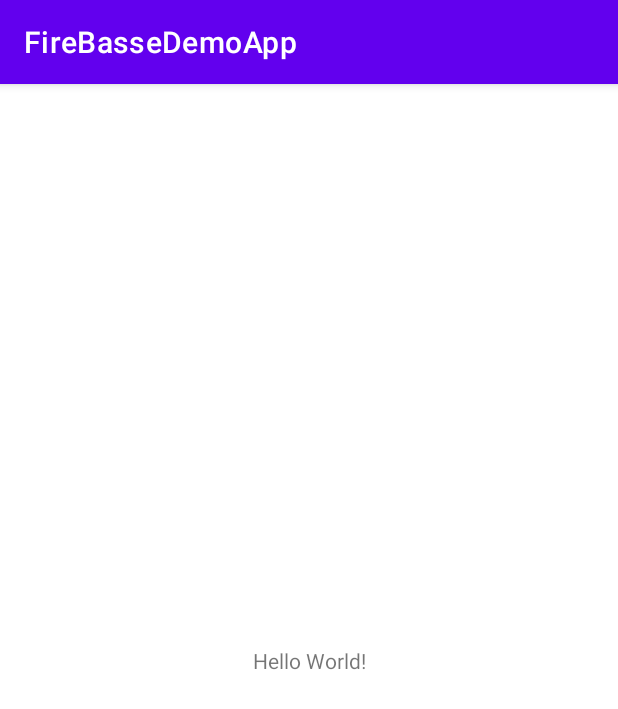
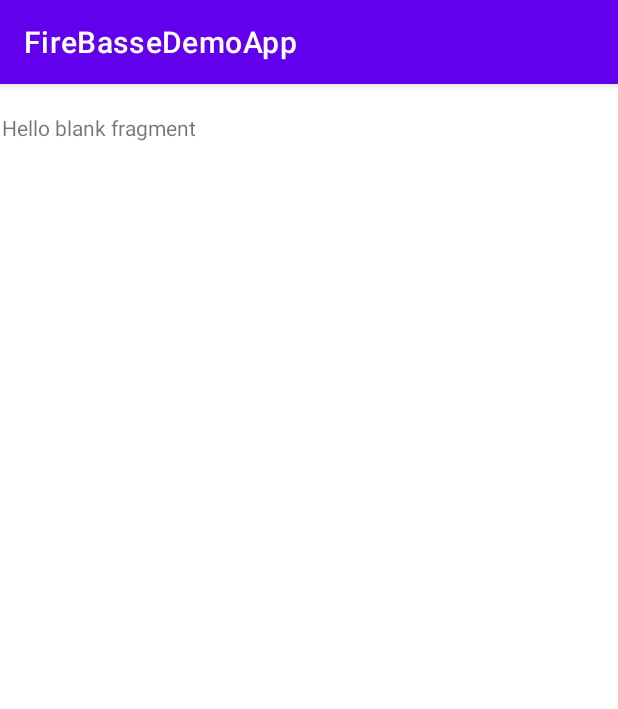
Before and after one commit to MrinankaDharWork/FireBasseDemoApp99, an Android app: the screen it shows after launch (MainActivity), on a phone screen of 412 x 824 dp. Shown: the top 709 px of the screen. Run offline under Robolectric (Android 15) with nearby library versions, the phone set to English and light mode, and no system bars.

Commit message:
Basic layouts assed

```diff
--- a/app/build.gradle
+++ b/app/build.gradle
@@ -37,6 +37,8 @@ dependencies {
     implementation 'androidx.appcompat:appcompat:1.5.1'
     implementation 'com.google.android.material:material:1.6.1'
     implementation 'androidx.constraintlayout:constraintlayout:2.1.4'
+    implementation 'androidx.navigation:navigation-fragment-ktx:2.5.2'
+    implementation 'androidx.navigation:navigation-ui-ktx:2.5.2'
     testImplementation 'junit:junit:4.13.2'
     androidTestImplementation 'androidx.test.ext:junit:1.1.3'
     androidTestImplementation 'androidx.test.espresso:espresso-core:3.4.0'
--- /dev/null
+++ b/app/src/main/java/com/example/firebassedemoapp/ui/WelcomePage.kt
@@ -0,0 +1,13 @@
+package com.example.firebassedemoapp.ui
+
+import android.os.Bundle
+import androidx.fragment.app.Fragment
+import android.view.LayoutInflater
+import android.view.View
+import android.view.ViewGroup
+import com.example.firebassedemoapp.R
+
+
+class WelcomePage : Fragment(R.layout.fragment_welcome_page) {
+
+}
--- a/app/src/main/res/layout/activity_main.xml
+++ b/app/src/main/res/layout/activity_main.xml
@@ -6,13 +6,15 @@
     android:layout_height="match_parent"
     tools:context=".MainActivity">
 
-    <TextView
-        android:layout_width="wrap_content"
-        android:layout_height="wrap_content"
-        android:text="Hello World!"
+    <androidx.fragment.app.FragmentContainerView
+        android:id="@+id/fragmentContainerView"
+        android:name="androidx.navigation.fragment.NavHostFragment"
+        android:layout_width="409dp"
+        android:layout_height="729dp"
+        app:defaultNavHost="true"
         app:layout_constraintBottom_toBottomOf="parent"
         app:layout_constraintEnd_toEndOf="parent"
         app:layout_constraintStart_toStartOf="parent"
-        app:layout_constraintTop_toTopOf="parent" />
-
+        app:layout_constraintTop_toTopOf="parent"
+        app:navGraph="@navigation/my_nav" />
 </androidx.constraintlayout.widget.ConstraintLayout>
--- /dev/null
+++ b/app/src/main/res/layout/fragment_welcome_page.xml
@@ -0,0 +1,14 @@
+<?xml version="1.0" encoding="utf-8"?>
+<FrameLayout xmlns:android="http://schemas.android.com/apk/res/android"
+    xmlns:tools="http://schemas.android.com/tools"
+    android:layout_width="match_parent"
+    android:layout_height="match_parent"
+    tools:context=".MainActivity">
+
+    <!-- TODO: Update blank fragment layout -->
+    <TextView
+        android:layout_width="match_parent"
+        android:layout_height="match_parent"
+        android:text="@string/hello_blank_fragment" />
+
+</FrameLayout>
--- /dev/null
+++ b/app/src/main/res/navigation/my_nav.xml
@@ -0,0 +1,49 @@
+<?xml version="1.0" encoding="utf-8"?>
+<navigation xmlns:android="http://schemas.android.com/apk/res/android"
+    xmlns:app="http://schemas.android.com/apk/res-auto"
+    xmlns:tools="http://schemas.android.com/tools"
+    android:id="@+id/my_nav"
+    app:startDestination="@id/welcomePage">
+
+    <fragment
+        android:id="@+id/welcomePage"
+        android:name="com.example.firebassedemoapp.ui.WelcomePage"
+        android:label="fragment_welcome_page"
+        tools:layout="@layout/fragment_welcome_page" >
+        <action
+            android:id="@+id/action_welcomePage_to_loginPage"
+            app:destination="@id/loginPage" />
+        <action
+            android:id="@+id/action_welcomePage_to_registerPage"
+            app:destination="@id/registerPage" />
+    </fragment>
+    <fragment
+        android:id="@+id/loginPage"
+        android:name="com.example.firebassedemoapp.ui.LoginPage"
+        android:label="fragment_login_page"
+        tools:layout="@layout/fragment_login_page" >
+        <action
+            android:id="@+id/action_loginPage_to_mainPage"
+            app:destination="@id/mainPage" />
+        <action
+            android:id="@+id/action_loginPage_to_welcomePage"
+            app:destination="@id/welcomePage" />
+    </fragment>
+    <fragment
+        android:id="@+id/registerPage"
+        android:name="com.example.firebassedemoapp.ui.RegisterPage"
+        android:label="fragment_register_page"
+        tools:layout="@layout/fragment_register_page" >
+        <action
+            android:id="@+id/action_registerPage_to_mainPage"
+            app:destination="@id/mainPage" />
+        <action
+            android:id="@+id/action_registerPage_to_welcomePage"
+            app:destination="@id/welcomePage" />
+    </fragment>
+    <fragment
+        android:id="@+id/mainPage"
+        android:name="com.example.firebassedemoapp.ui.MainPage"
+        android:label="fragment_main_page"
+        tools:layout="@layout/fragment_main_page" />
+</navigation>
--- a/app/src/main/res/values/strings.xml
+++ b/app/src/main/res/values/strings.xml
@@ -1,3 +1,5 @@
 <resources>
     <string name="app_name">FireBasseDemoApp</string>
+    <!-- TODO: Remove or change this placeholder text -->
+    <string name="hello_blank_fragment">Hello blank fragment</string>
 </resources>
```
Also changed, not shown: app/src/main/java/com/example/firebassedemoapp/ui/LoginPage.kt (added, +60 -0 lines), app/src/main/java/com/example/firebassedemoapp/ui/MainPage.kt (added, +60 -0 lines), app/src/main/java/com/example/firebassedemoapp/ui/RegisterPage.kt (added, +60 -0 lines), app/src/main/res/layout/fragment_login_page.xml (added, +14 -0 lines), app/src/main/res/layout/fragment_main_page.xml (added, +14 -0 lines), app/src/main/res/layout/fragment_register_page.xml (added, +14 -0 lines).
